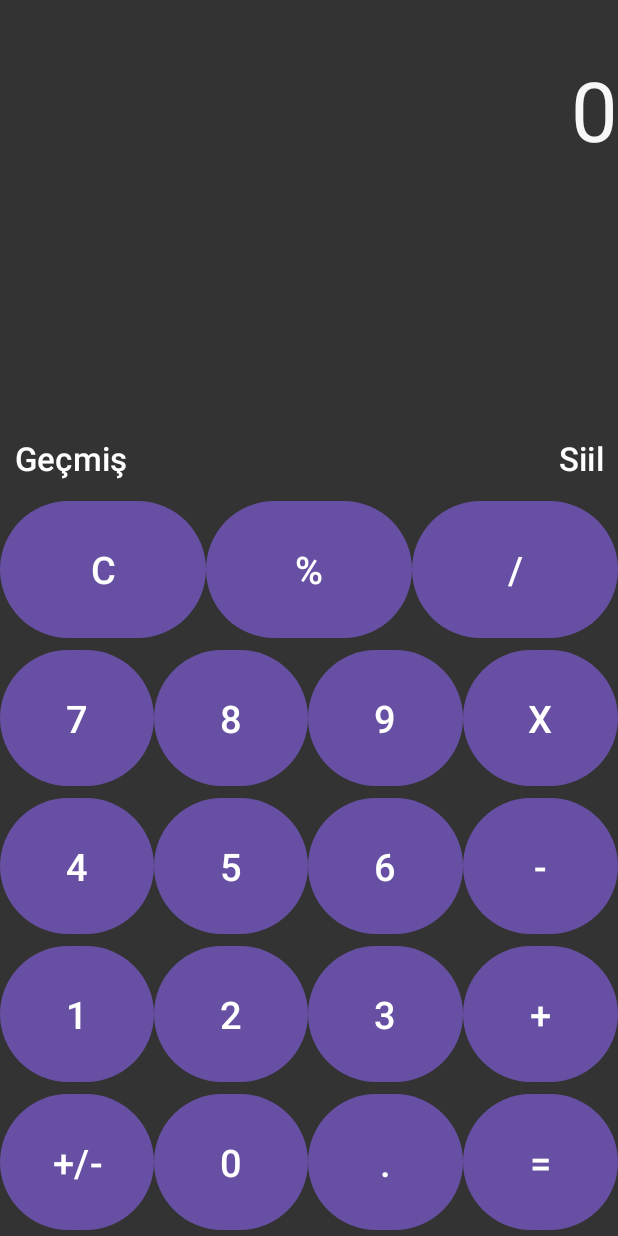
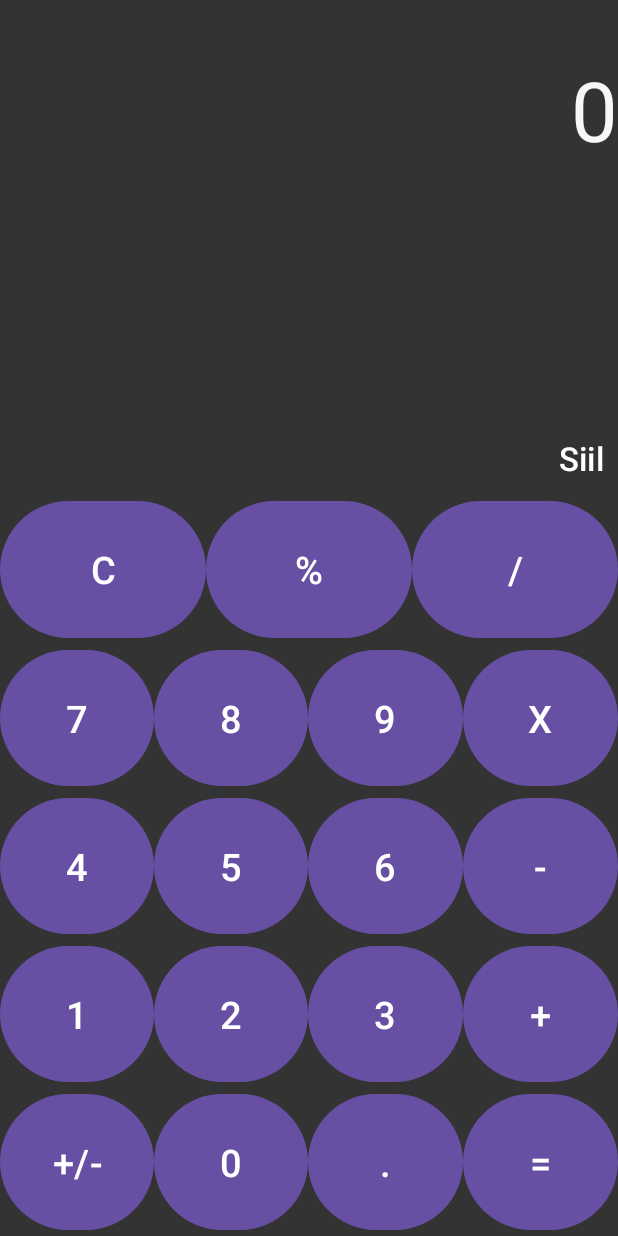
Before and after one commit to EnesTalhaCelik/MobilHesapMakinesi, an Android app: the screen it shows after launch (MainActivity), on a phone screen of 412 x 824 dp. Run offline under Robolectric (Android 15) with nearby library versions, the phone set to English and light mode, and no system bars.

Commit message:
2. commit

```diff
--- a/app/build.gradle
+++ b/app/build.gradle
@@ -32,8 +32,10 @@ dependencies {
 
     implementation 'androidx.appcompat:appcompat:1.6.1'
     implementation 'com.google.android.material:material:1.5.0'
-    implementation("org.mariuszgromada.math:MathParser.org-mXparser:5.2.1")
+    implementation 'net.objecthunter:exp4j:0.4.8'
+    implementation 'mariuszgromada.math:MathParser:5.2.1';
     implementation 'androidx.constraintlayout:constraintlayout:2.1.4'
+
     testImplementation 'junit:junit:4.13.2'
     androidTestImplementation 'androidx.test.ext:junit:1.1.5'
     androidTestImplementation 'androidx.test.espresso:espresso-core:3.5.1'
--- a/app/src/main/java/com/example/hesapmakinesiodev/MainActivity.java
+++ b/app/src/main/java/com/example/hesapmakinesiodev/MainActivity.java
@@ -173,6 +173,17 @@ public class MainActivity extends AppCompatActivity implements View.OnClickListe
             }
         });
 
+        btnEsittir.setOnClickListener(new View.OnClickListener() {
+            @Override
+            public void onClick(View v) {
+
+                txt_Islem.setText(txt_Sonuc.getText());
+                //+ history + işlem yaptır
+
+
+            }
+        });
+
         butnNokta.setOnClickListener(new View.OnClickListener() {
             @Override
             public void onClick(View v) {
--- a/app/src/main/res/layout/activity_main.xml
+++ b/app/src/main/res/layout/activity_main.xml
@@ -59,7 +59,7 @@
                 android:layout_width="wrap_content"
                 android:layout_height="match_parent"
                 android:layout_weight="1"
-                android:text="Geçmiş"
+                android:text=""
                 android:textSize="10pt"
                 android:gravity="bottom|left"
                 android:textColor="@color/white"
```
